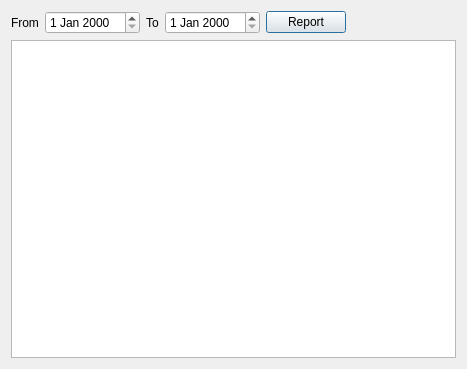
Above: QT/report.ui from wordtinker/TaskTools before the change. Below: the same form after it.
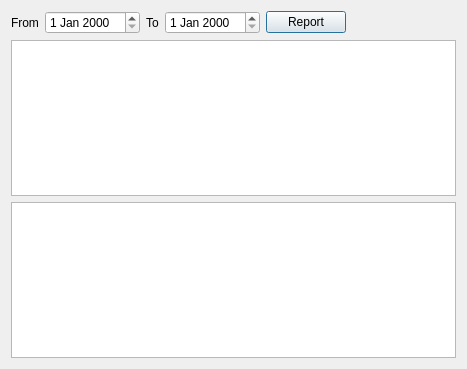
That is the form after the change.

Commit message: v 0.66 Move to QT BaseTableModel

The edit to the form file:
```diff
--- a/QT/report.ui
+++ b/QT/report.ui
@@ -61,6 +61,9 @@
    <item row="1" column="0">
     <widget class="QTableView" name="taskTable"/>
    </item>
+   <item row="2" column="0">
+    <widget class="QTableView" name="totalTable"/>
+   </item>
   </layout>
  </widget>
  <resources/>
```
The commit also changes 10 other files.
